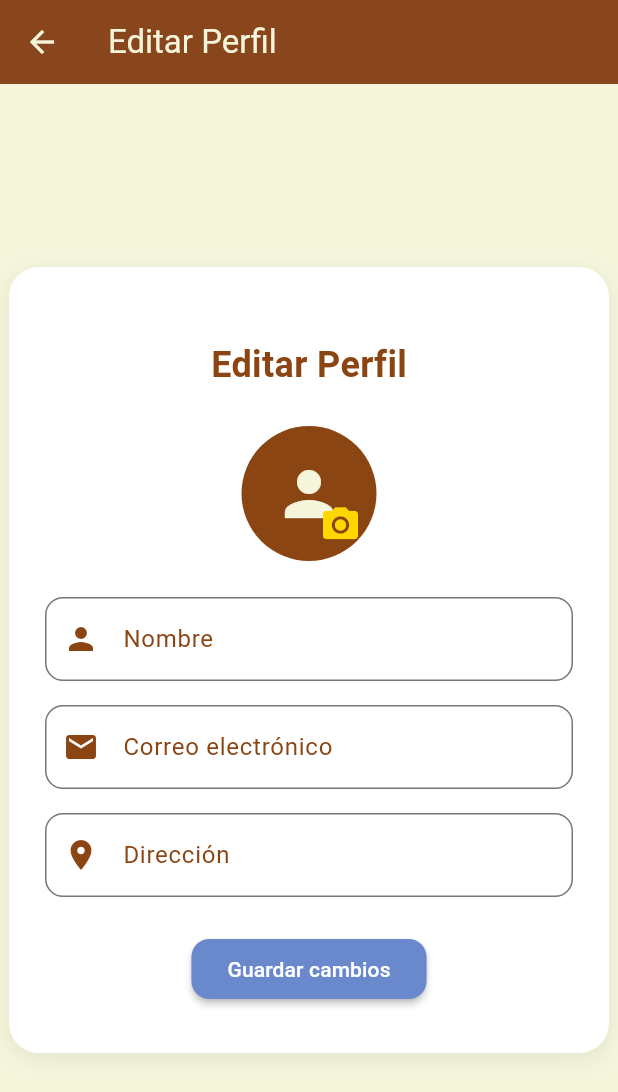
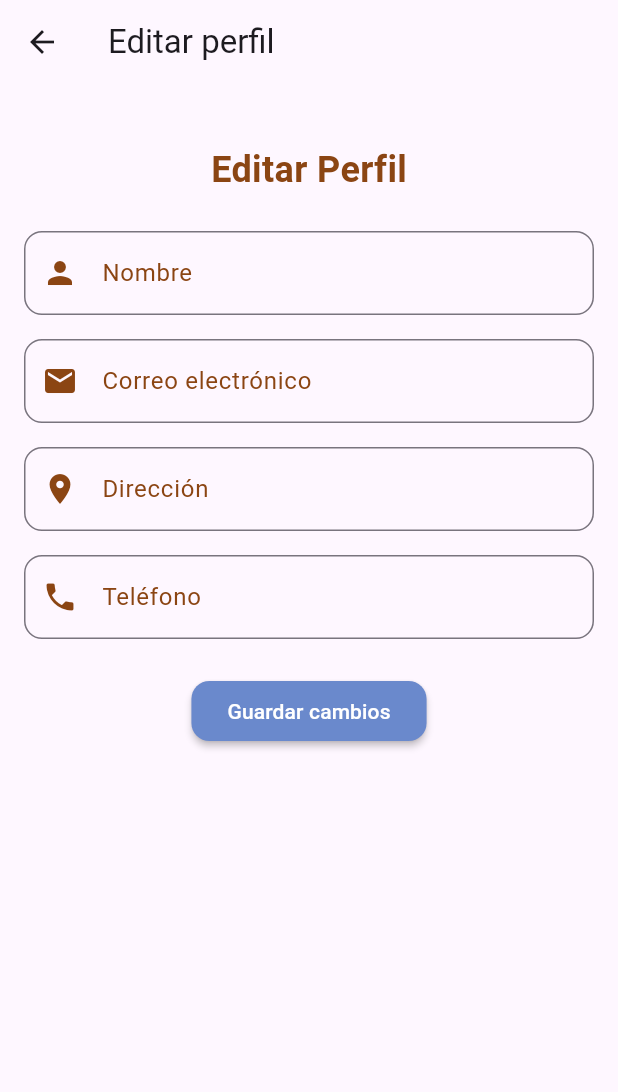
Before and after one commit to gato200308/guru-flutter, a Flutter app: the AccountScreen screen opened directly with empty values, after a tap on "Modificar datos", on a phone screen of 412 x 824 dp. Shown: the top 1092 px of the screen. Run offline on Flutter 3.47's test engine with Material 3 defaults, Android fonts, the phone set to English and light mode, and no system bars; our stand-ins replace image_picker, intl_phone_number_input, shared_preferences; accounts and stored records are empty.

```diff
--- a/lib/config/api_config.dart
+++ b/lib/config/api_config.dart
@@ -2,12 +2,9 @@ import 'environment.dart';
 
 class ApiConfig {
   // URLs base según el entorno
-  static const String _devBaseUrl =
-      'https://gurubackend.usbtopia.usbbog.edu.co';
-  static const String _stagingBaseUrl =
-      'https://gurubackend.usbtopia.usbbog.edu.co';
-  static const String _prodBaseUrl =
-      'https://gurubackend.usbtopia.usbbog.edu.co';
+  static const String _devBaseUrl = 'http://192.168.0.8/backendguru';
+  static const String _stagingBaseUrl = 'http://192.168.0.8/backendguru';
+  static const String _prodBaseUrl = 'http://192.168.0.8/backendguru';
 
   // URL base del backend según el entorno
   static String get baseUrl {
@@ -39,7 +36,7 @@ class ApiConfig {
   }
 
   // Función para obtener información de debug
-  static String get debugInfo {a
+  static String get debugInfo {
     return '''
     Entorno: ${EnvironmentConfig.environmentName}
     URL Base: $baseUrl
--- /dev/null
+++ b/lib/screens/EditProfileScreen.dart
@@ -0,0 +1,135 @@
+import 'package:flutter/material.dart';
+import 'package:http/http.dart' as http;
+import 'dart:convert';
+import '../config/api_config.dart';
+
+class EditProfileScreen extends StatefulWidget {
+  final String id;
+  final String nombre;
+  final String correo;
+  final String direccion;
+  final String telefono;
+  final String rol;
+
+  const EditProfileScreen({
+    super.key,
+    required this.id,
+    required this.nombre,
+    required this.correo,
+    required this.direccion,
+    required this.telefono,
+    required this.rol,
+  });
+
+  @override
+  State<EditProfileScreen> createState() => _EditProfileScreenState();
+}
+
+class _EditProfileScreenState extends State<EditProfileScreen> {
+  final _formKey = GlobalKey<FormState>();
+  late TextEditingController nombreController;
+  late TextEditingController direccionController;
+  late TextEditingController telefonoController;
+
+  @override
+  void initState() {
+    super.initState();
+    nombreController = TextEditingController(text: widget.nombre);
+    direccionController = TextEditingController(text: widget.direccion);
+    telefonoController = TextEditingController(text: widget.telefono);
+  }
+
+  @override
+  void dispose() {
+    nombreController.dispose();
+    direccionController.dispose();
+    telefonoController.dispose();
+    super.dispose();
+  }
+
+  Future<void> guardarCambios() async {
+    if (!_formKey.currentState!.validate()) return;
+
+    final url = '${ApiConfig.baseUrl}/usuarios_update.php';
+    final body = {
+      'id': widget.id,
+      'nombre': nombreController.text,
+      'direccion': direccionController.text,
+      'telefono': telefonoController.text,
+    };
+
+    try {
+      final response = await http.post(
+        Uri.parse(url),
+        headers: ApiConfig.defaultHeaders,
+        body: jsonEncode(body),
+      );
+      if (response.statusCode == 200) {
+        ScaffoldMessenger.of(context).showSnackBar(
+          const SnackBar(content: Text('Perfil actualizado correctamente')),
+        );
+        Navigator.pop(context);
+      } else {
+        ScaffoldMessenger.of(context).showSnackBar(
+          SnackBar(content: Text('Error al actualizar: ${response.body}')),
+        );
+      }
+    } catch (e) {
+      ScaffoldMessenger.of(context).showSnackBar(
+        SnackBar(content: Text('Error de red: $e')),
+      );
+    }
+  }
+
+  @override
+  Widget build(BuildContext context) {
+    return Scaffold(
+      appBar: AppBar(title: const Text('Editar perfil')),
+      resizeToAvoidBottomInset: true,
+      body: SingleChildScrollView(
+        child: Padding(
+          padding: const EdgeInsets.all(16.0),
+          child: Form(
+            key: _formKey,
+            child: Column(
+              children: [
+                TextFormField(
+                  controller: nombreController,
+                  decoration: const InputDecoration(labelText: 'Nombre'),
+                  validator: (value) =>
+                      value == null || value.isEmpty ? 'Ingrese su nombre' : null,
+                ),
+                const SizedBox(height: 16),
+                TextFormField(
+                  controller: direccionController,
+                  decoration: const InputDecoration(labelText: 'Dirección'),
+                  validator: (value) =>
+                      value == null || value.isEmpty ? 'Ingrese su dirección' : null,
+                ),
+                const SizedBox(height: 16),
+                TextFormField(
+                  controller: telefonoController,
+                  decoration: const InputDecoration(labelText: 'Teléfono'),
+                  keyboardType: TextInputType.phone,
+                  validator: (value) =>
+                      value == null || value.isEmpty ? 'Ingrese su teléfono' : null,
+                ),
+                const SizedBox(height: 16),
+                TextFormField(
+                  initialValue: widget.correo,
+                  decoration: const InputDecoration(labelText: 'Correo electrónico'),
+                  enabled: false,
+                ),
+                const SizedBox(height: 24),
+                ElevatedButton(
+                  onPressed: guardarCambios,
+                  child: const Text('Guardar cambios'),
+                ),
+              ],
+            ),
+          ),
+        ),
+      ),
+    );
+  }
+}
--- a/lib/screens/account_screen.dart
+++ b/lib/screens/account_screen.dart
@@ -9,19 +9,21 @@ const kDorado = Color(0xFFFFD700);
 const kTexto = Color(0xFF2C3E50);
 
 class AccountScreen extends StatelessWidget {
+  final String id;
   final String nombre;
   final String correo;
   final String direccion;
+  final String telefono;
   final String rol;
-  final String? fotoUrl;
 
   const AccountScreen({
     super.key,
+    required this.id,
     required this.nombre,
     required this.correo,
     required this.direccion,
+    required this.telefono,
     required this.rol,
-    this.fotoUrl,
   });
 
   @override
@@ -67,17 +69,15 @@ class AccountScreen extends StatelessWidget {
                   textAlign: TextAlign.center,
                 ),
                 const SizedBox(height: 24),
-                if (fotoUrl != null && fotoUrl!.isNotEmpty)
-                  CircleAvatar(
-                    radius: 45,
-                    backgroundImage: NetworkImage(fotoUrl!),
-                  )
-                else
-                  CircleAvatar(
-                    radius: 45,
-                    backgroundColor: kAzul,
-                    child: Icon(Icons.person, color: Colors.white, size: 48),
+                CircleAvatar(
+                  radius: 45,
+                  backgroundColor: kAzul,
+                  child: const Icon(
+                    Icons.person,
+                    color: Colors.white,
+                    size: 48,
                   ),
+                ),
                 const SizedBox(height: 18),
                 Text(
                   nombre,
@@ -100,20 +100,29 @@ class AccountScreen extends StatelessWidget {
                   textAlign: TextAlign.center,
                   style: const TextStyle(fontSize: 16, color: kTexto),
                 ),
+                const SizedBox(height: 8),
+                Text(
+                  telefono,
+                  textAlign: TextAlign.center,
+                  style: const TextStyle(fontSize: 16, color: kTexto),
+                ),
                 const SizedBox(height: 28),
                 ElevatedButton(
-                  onPressed: () {
-                    Navigator.of(context).push(
+                  onPressed: () async {
+                    await Navigator.of(context).push(
                       MaterialPageRoute(
                         builder: (context) => EditProfileScreen(
+                          id: id,
                           nombre: nombre,
                           correo: correo,
                           direccion: direccion,
+                          telefono: telefono,
                           rol: rol,
-                          fotoUrl: fotoUrl,
                         ),
                       ),
                     );
+                    // Si tienes una función para recargar los datos, la llamas aquí
+                    // await _loadUser();
                   },
                   style: ElevatedButton.styleFrom(
                     backgroundColor: kAzul,
--- a/lib/screens/edit_profile_screen.dart
+++ b/lib/screens/edit_profile_screen.dart
@@ -1,8 +1,6 @@
 import 'dart:convert';
-import 'dart:io';
 import 'package:http/http.dart' as http;
 import 'package:flutter/material.dart';
-import 'package:image_picker/image_picker.dart';
 import '../config/api_config.dart';
 
 // Paleta de colores
@@ -13,19 +11,21 @@ const kDorado = Color(0xFFFFD700);
 const kTexto = Color(0xFF2C3E50);
 
 class EditProfileScreen extends StatefulWidget {
+  final String id;
   final String nombre;
   final String correo;
   final String direccion;
+  final String telefono;
   final String rol;
-  final String? fotoUrl;
 
   const EditProfileScreen({
     super.key,
+    required this.id,
     required this.nombre,
     required this.correo,
     required this.direccion,
+    required this.telefono,
     required this.rol,
-    this.fotoUrl,
   });
 
   @override
@@ -36,7 +36,7 @@ class _EditProfileScreenState extends State<EditProfileScreen> {
   late TextEditingController nombreController;
   late TextEditingController correoController;
   late TextEditingController direccionController;
-  String? fotoPath;
+  late TextEditingController telefonoController;
 
   @override
   void initState() {
@@ -44,7 +44,7 @@ class _EditProfileScreenState extends State<EditProfileScreen> {
     nombreController = TextEditingController(text: widget.nombre);
     correoController = TextEditingController(text: widget.correo);
     direccionController = TextEditingController(text: widget.direccion);
-    fotoPath = widget.fotoUrl;
+    telefonoController = TextEditingController(text: widget.telefono);
   }
 
   @override
@@ -52,33 +52,19 @@ class _EditProfileScreenState extends State<EditProfileScreen> {
     nombreController.dispose();
     correoController.dispose();
     direccionController.dispose();
+    telefonoController.dispose();
     super.dispose();
   }
 
-  Future<void> pickImage() async {
-    final picker = ImagePicker();
-    final pickedFile = await picker.pickImage(source: ImageSource.gallery);
-    if (pickedFile != null) {
-      setState(() {
-        fotoPath = pickedFile.path;
-      });
-    }
-  }
-
   Future<void> guardarCambios() async {
-    final url = '${ApiConfig.baseUrl}/usuarios_update.php';
-    String fotoBase64 = '';
-    if (fotoPath != null) {
-      final bytes = await File(fotoPath!).readAsBytes();
-      fotoBase64 = base64Encode(bytes);
-    }
+  final url = '${ApiConfig.baseUrl}/get_user.php';
 
     final body = {
-      'id': 'ID_DEL_USUARIO', // Reemplaza por el ID real del usuario
+      'id': widget.id,
       'nombre': nombreController.text,
       'correo': correoController.text,
       'direccion': direccionController.text,
-      'foto': fotoBase64,
+      'telefono': telefonoController.text,
     };
 
     try {
@@ -107,32 +93,12 @@ class _EditProfileScreenState extends State<EditProfileScreen> {
   @override
   Widget build(BuildContext context) {
     return Scaffold(
-      backgroundColor: kBeige,
-      appBar: AppBar(
-        title: const Text('Editar Perfil', style: TextStyle(color: kBeige)),
-        backgroundColor: kMarron,
-        foregroundColor: kBeige,
-        elevation: 2,
-      ),
-      body: Center(
-        child: SingleChildScrollView(
-          child: Container(
-            constraints: const BoxConstraints(maxWidth: 400),
-            padding: const EdgeInsets.all(24),
-            decoration: BoxDecoration(
-              color: Colors.white,
-              borderRadius: BorderRadius.circular(20),
-              boxShadow: [
-                BoxShadow(
-                  color: Colors.black.withOpacity(0.07),
-                  blurRadius: 12,
-                  offset: const Offset(0, 4),
-                ),
-              ],
-            ),
+      appBar: AppBar(title: const Text('Editar perfil')),
+      resizeToAvoidBottomInset: true,
+      body: SingleChildScrollView(
+        child: Padding(
+          padding: const EdgeInsets.all(16.0),
           child: Column(
-              mainAxisSize: MainAxisSize.min,
-              crossAxisAlignment: CrossAxisAlignment.center,
             children: [
               const SizedBox(height: 24),
               Text(
@@ -142,36 +108,6 @@ class _EditProfileScreenState extends State<EditProfileScreen> {
                   fontWeight: FontWeight.bold,
                   color: kMarron,
                 ),
-                ),
-                const SizedBox(height: 24),
-                Stack(
-                  alignment: Alignment.bottomRight,
-                  children: [
-                    CircleAvatar(
-                      radius: 45,
-                      backgroundColor: kMarron,
-                      backgroundImage:
-                          (fotoPath != null && !fotoPath!.startsWith('http'))
-                          ? Image.asset(fotoPath!).image
-                          : (fotoPath != null ? NetworkImage(fotoPath!) : null),
-                      child: (fotoPath == null)
-                          ? const Icon(Icons.person, size: 48, color: kBeige)
-                          : null,
-                    ),
-                    Positioned(
-                      bottom: 0,
-                      right: 0,
-                      child: IconButton(
-                        icon: const Icon(
-                          Icons.camera_alt,
-                          color: kDorado,
-                          size: 28,
-                        ),
-                        onPressed: pickImage,
-                        tooltip: 'Cambiar foto',
-                      ),
-                    ),
-                  ],
               ),
               const SizedBox(height: 24),
               TextField(
@@ -221,11 +157,26 @@ class _EditProfileScreenState extends State<EditProfileScreen> {
                   prefixIcon: const Icon(Icons.location_on, color: kMarron),
                 ),
               ),
+              const SizedBox(height: 16),
+              TextField(
+                controller: telefonoController,
+                decoration: InputDecoration(
+                  labelText: 'Teléfono',
+                  labelStyle: const TextStyle(color: kMarron),
+                  border: OutlineInputBorder(
+                    borderRadius: BorderRadius.circular(12),
+                  ),
+                  focusedBorder: OutlineInputBorder(
+                    borderRadius: BorderRadius.circular(12),
+                    borderSide: BorderSide(color: kMarron, width: 2),
+                  ),
+                  prefixIcon: const Icon(Icons.phone, color: kMarron),
+                ),
+                keyboardType: TextInputType.phone,
+              ),
               const SizedBox(height: 24),
               ElevatedButton(
-                  onPressed: () {
-                    guardarCambios();
-                  },
+                onPressed: guardarCambios,
                 style: ElevatedButton.styleFrom(
                   backgroundColor: kAzul,
                   foregroundColor: Colors.white,
@@ -241,7 +192,6 @@ class _EditProfileScreenState extends State<EditProfileScreen> {
           ),
         ),
       ),
-      ),
     );
   }
 }
--- a/lib/screens/editar_producto_form.dart
+++ b/lib/screens/editar_producto_form.dart
@@ -81,7 +81,9 @@ class _EditarProductoFormState extends State<EditarProductoForm> {
 
     return Scaffold(
       appBar: AppBar(title: Text('Editar producto')),
-      body: Padding(
+      resizeToAvoidBottomInset: true,
+      body: SingleChildScrollView(
+        child: Padding(
           padding: const EdgeInsets.all(16.0),
           child: Column(
             children: [
@@ -122,6 +124,7 @@ class _EditarProductoFormState extends State<EditarProductoForm> {
             ],
           ),
         ),
+      ),
     );
   }
 }
--- a/lib/screens/home_screen.dart
+++ b/lib/screens/home_screen.dart
@@ -117,7 +117,8 @@ class HomeScreen extends StatelessWidget {
                       correo: user['correo'] ?? '',
                       direccion: user['direccion'] ?? '',
                       rol: user['rol'] ?? 'usuario',
-                      fotoUrl: user['fotoUrl'],
+                      telefono: user['telefono'] ?? '',
+                      id: user['id'] ?? '',
                     ),
                   ),
                 );
```
Also changed, not shown: lib/screens/editar_productos_screen.dart (+13 -5 lines). Lines whose indentation alone changed are shown as unchanged.
